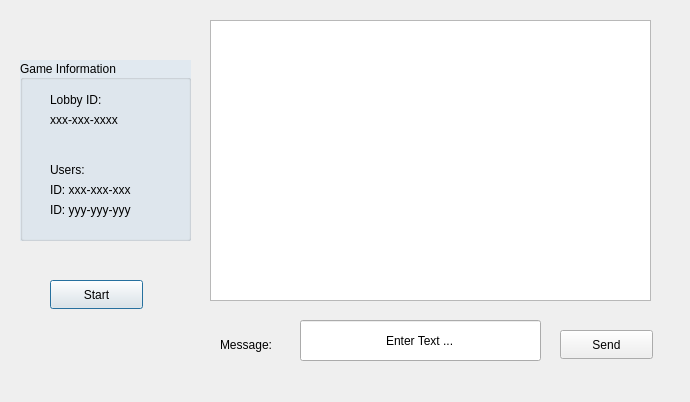
Before: the Qt Designer form Game/chatlobbywindow.ui in Ahmed1262005/Qt-Game-Multiplayer-RocketShooting, drawn with Qt 5.
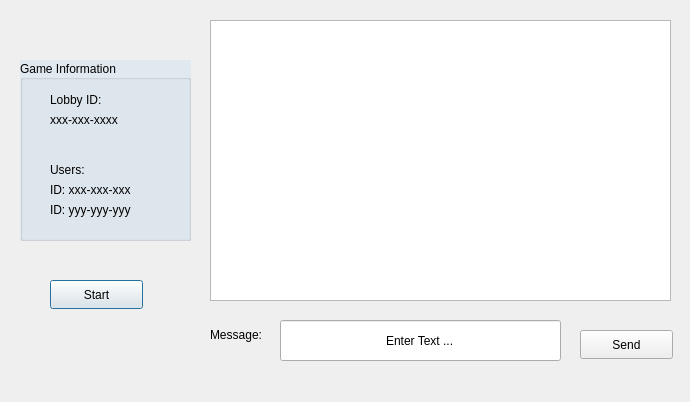
After: the same form once the commit is applied.

What changed in the file:
```diff
--- a/Game/chatlobbywindow.ui
+++ b/Game/chatlobbywindow.ui
@@ -151,9 +151,9 @@
   <widget class="QLineEdit" name="lineEdit">
    <property name="geometry">
     <rect>
-     <x>300</x>
+     <x>280</x>
      <y>320</y>
-     <width>241</width>
+     <width>281</width>
      <height>41</height>
     </rect>
    </property>
@@ -209,7 +209,7 @@
   <widget class="QPushButton" name="pushButton_2">
    <property name="geometry">
     <rect>
-     <x>560</x>
+     <x>580</x>
      <y>330</y>
      <width>93</width>
      <height>29</height>
@@ -222,8 +222,8 @@
   <widget class="QLabel" name="label_3">
    <property name="geometry">
     <rect>
-     <x>220</x>
-     <y>330</y>
+     <x>210</x>
+     <y>320</y>
      <width>71</width>
      <height>31</height>
     </rect>
@@ -237,7 +237,7 @@
     <rect>
      <x>210</x>
      <y>20</y>
-     <width>441</width>
+     <width>461</width>
      <height>281</height>
     </rect>
    </property>
```
Left out of the diff: 4 changed lines with no effect on the pictures.
